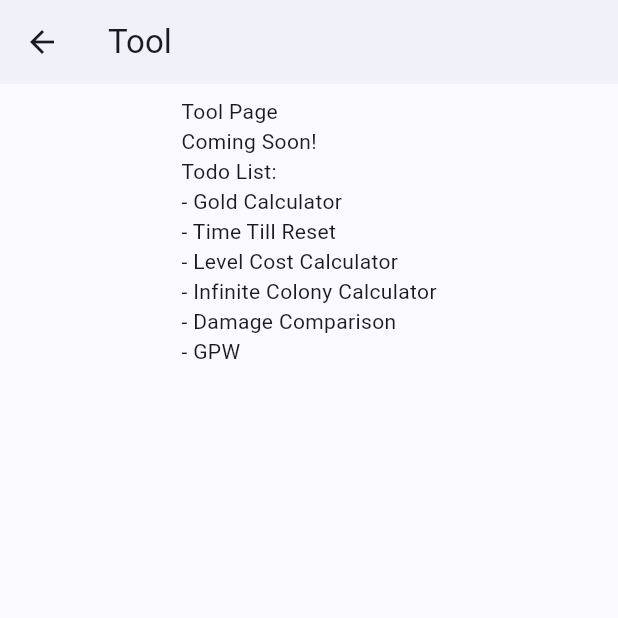
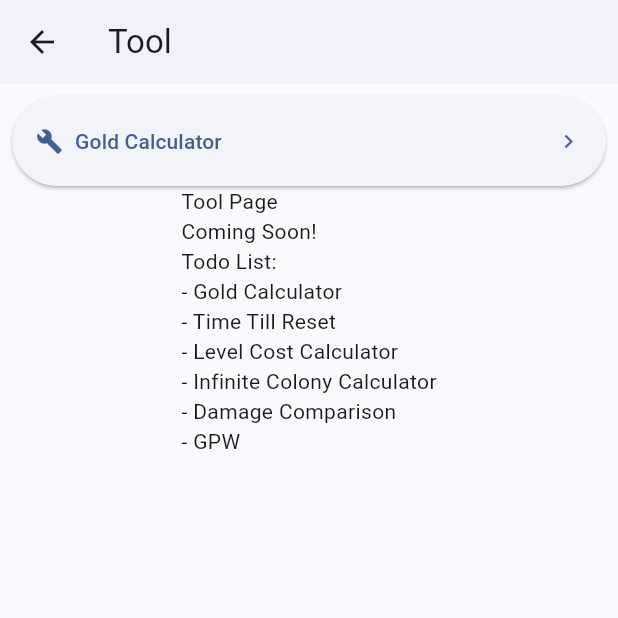
Before and after one commit to FnxAg/GrowCastleCalculator, a Flutter app: the ToolPage screen opened directly, on a phone screen of 412 x 824 dp, the top half of it. Run offline on Flutter 3.47's test engine with Material 3 defaults, Android fonts, the phone set to English and light mode, and no system bars; drawn by our look-alikes of dynamic_color; our stand-ins replace get, shared_preferences; accounts and stored records are empty.

Commit message:
add new page in ToolPage

```diff
--- a/lib/pages/tool_page.dart
+++ b/lib/pages/tool_page.dart
@@ -1,5 +1,6 @@
 import 'package:flutter/material.dart';
 import 'package:grow_castle_calculator/l10n/app_localizations.dart';
+import 'package:grow_castle_calculator/pages/tool_pages/gold_calculator.dart';
 
 class ToolPage extends StatefulWidget {
   const ToolPage({super.key});
@@ -22,21 +23,34 @@ class _ToolPageState extends State<ToolPage> {
         child: ListView(
           shrinkWrap: true,
           children: [
-            // SizedBox(
-            //   width: double.infinity,
-            //   child: ElevatedButton.icon(
-            //     style: ElevatedButton.styleFrom(
-            //       alignment: Alignment.centerLeft,
-            //       padding: const EdgeInsets.symmetric(
-            //         horizontal: 16,
-            //         vertical: 20,
-            //       ),
-            //     ),
-            //     icon: Icon(Icons.build),
-            //     label: Text('Button'),
-            //     onPressed: () {},
-            //   ),
-            // ),
+            SizedBox(
+              width: double.infinity,
+              child: ElevatedButton.icon(
+                style: ElevatedButton.styleFrom(
+                  alignment: Alignment.centerLeft,
+                  padding: const EdgeInsets.symmetric(
+                    horizontal: 16,
+                    vertical: 20,
+                  ),
+                ),
+                icon: Icon(Icons.build),
+                label: Row(
+                  mainAxisAlignment: MainAxisAlignment.spaceBetween,
+                  children: [
+                    Text('Gold Calculator'),
+                    Icon(Icons.keyboard_arrow_right),
+                  ],
+                ),
+                onPressed: () {
+                  Navigator.push(
+                    context,
+                    MaterialPageRoute(
+                      builder: (context) => const GoldCalculator(),
+                    ),
+                  );
+                },
+              ),
+            ),
             // SizedBox(height: 8),
             // SizedBox(
             //   width: double.infinity,
```
Also changed, not shown: lib/pages/tool_pages/gold_calculator.dart (added, +21 -0 lines).
